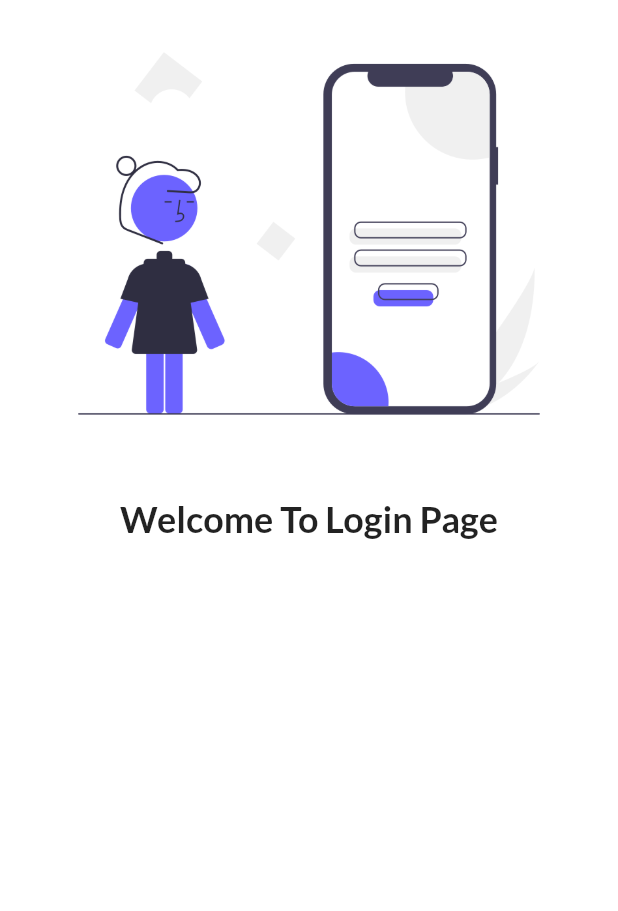
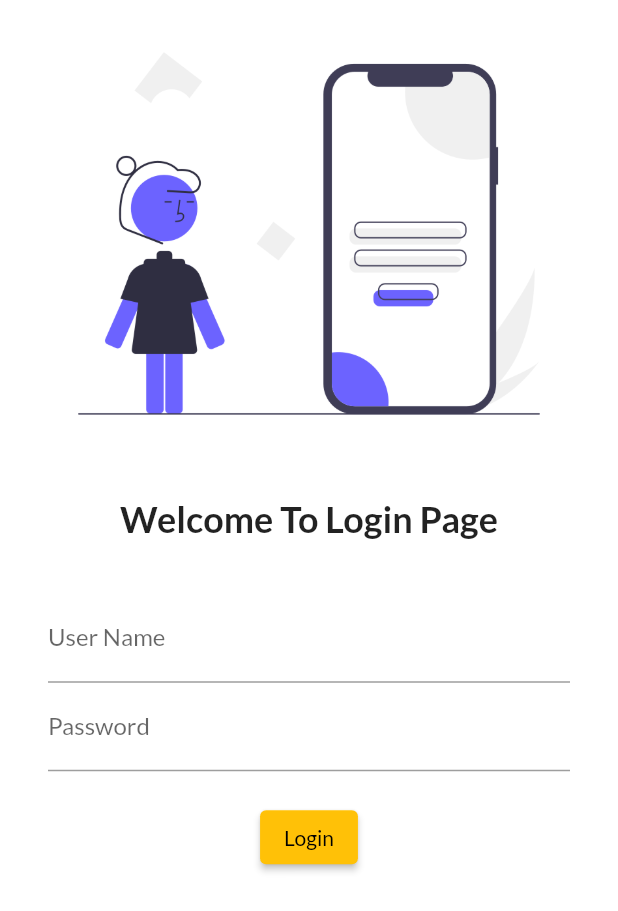
Before and after one commit to vishnukhare/flutter_catalog-app, a Flutter app: the screen it shows after launch, on a phone screen of 412 x 824 dp. Shown: the top 911 px of the screen. Run offline on Flutter 3.47's test engine with Material 2 defaults, Android fonts, the phone set to English and light mode, and no system bars; our stand-ins replace google_fonts.

Commit message:
over for now

```diff
--- a/lib/screen/login.dart
+++ b/lib/screen/login.dart
@@ -24,6 +24,34 @@ class LoginPage extends StatelessWidget {
           const SizedBox(
             height: 20.0,
           ),
+          Padding(
+            padding:
+                const EdgeInsets.symmetric(vertical: 16.0, horizontal: 32.0),
+            child: Column(
+              children: [
+                TextFormField(
+                  decoration: const InputDecoration(
+                      hintText: "Enter Username", labelText: "User Name"),
+                ),
+                TextFormField(
+                  obscureText: true,
+                  decoration: const InputDecoration(
+                    hintText: "Enter password",
+                    labelText: "Password",
+                  ),
+                ),
+                const SizedBox(
+                  height: 20.0,
+                ),
+                ElevatedButton(
+                    child: Text("Login"),
+                    onPressed: () {
+                      print("Hello ji");
+                    },
+                    style: TextButton.styleFrom()),
+              ],
+            ),
+          ),
         ],
       ),
     );
```
